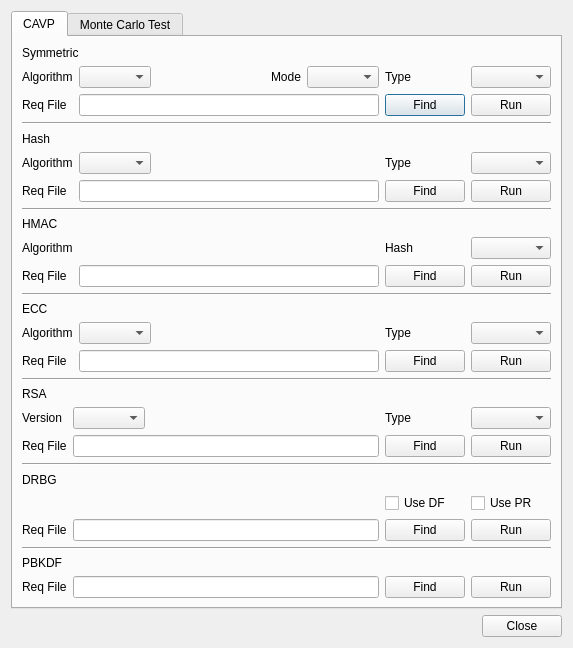
This is BerEditor/cavp_dlg.ui in jykim74/BerEditor as Qt 5 draws it before an edit. The edited form follows.
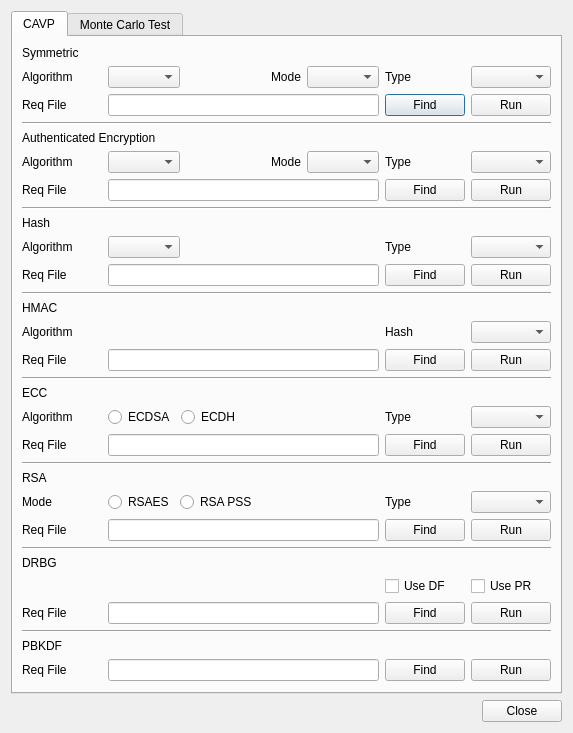
This is the edited form.

Commit message: CAVP 기능 작업

```diff
--- a/BerEditor/cavp_dlg.ui
+++ b/BerEditor/cavp_dlg.ui
@@ -7,7 +7,7 @@
     <x>0</x>
     <y>0</y>
     <width>573</width>
-    <height>640</height>
+    <height>715</height>
    </rect>
   </property>
   <property name="windowTitle">
@@ -42,6 +42,12 @@
          </item>
          <item row="0" column="0">
           <widget class="QLabel" name="label_2">
+           <property name="minimumSize">
+            <size>
+             <width>80</width>
+             <height>0</height>
+            </size>
+           </property>
            <property name="text">
             <string>Algorithm</string>
            </property>
@@ -109,6 +115,97 @@
          </property>
         </widget>
        </item>
+       <item>
+        <widget class="QLabel" name="label_44">
+         <property name="text">
+          <string>Authenticated Encryption</string>
+         </property>
+        </widget>
+       </item>
+       <item>
+        <layout class="QGridLayout" name="gridLayout_2">
+         <item row="0" column="6">
+          <widget class="QComboBox" name="mAETypeCombo"/>
+         </item>
+         <item row="0" column="3">
+          <widget class="QLabel" name="label_48">
+           <property name="text">
+            <string>Mode</string>
+           </property>
+          </widget>
+         </item>
+         <item row="1" column="6">
+          <widget class="QPushButton" name="mAERunBtn">
+           <property name="text">
+            <string>Run</string>
+           </property>
+          </widget>
+         </item>
+         <item row="0" column="1">
+          <widget class="QComboBox" name="mAEAlgCombo"/>
+         </item>
+         <item row="0" column="5">
+          <widget class="QLabel" name="label_46">
+           <property name="text">
+            <string>Type</string>
+           </property>
+          </widget>
+         </item>
+         <item row="0" column="2">
+          <spacer name="horizontalSpacer_12">
+           <property name="orientation">
+            <enum>Qt::Horizontal</enum>
+           </property>
+           <property name="sizeHint" stdset="0">
+            <size>
+             <width>40</width>
+             <height>20</height>
+            </size>
+           </property>
+          </spacer>
+         </item>
+         <item row="1" column="5">
+          <widget class="QPushButton" name="mAEFindBtn">
+           <property name="text">
+            <string>Find</string>
+           </property>
+          </widget>
+         </item>
+         <item row="1" column="0">
+          <widget class="QLabel" name="label_47">
+           <property name="text">
+            <string>Req File</string>
+           </property>
+          </widget>
+         </item>
+         <item row="0" column="0">
+          <widget class="QLabel" name="label_45">
+           <property name="minimumSize">
+            <size>
+             <width>80</width>
+             <height>0</height>
+            </size>
+           </property>
+           <property name="text">
+            <string>Algorithm</string>
+           </property>
+          </widget>
+         </item>
+         <item row="0" column="4">
+          <widget class="QComboBox" name="mAEModeCombo"/>
+         </item>
+         <item row="1" column="1" colspan="4">
+          <widget class="QLineEdit" name="mAEReqFileText"/>
+         </item>
+        </layout>
+       </item>
+       <item>
+        <widget class="Line" name="line_9">
+         <property name="orientation">
+          <enum>Qt::Horizontal</enum>
+         </property>
+        </widget>
+       </item>
        <item>
         <widget class="QLabel" name="label_6">
          <property name="text">
@@ -123,6 +220,12 @@
          </item>
          <item row="0" column="0">
           <widget class="QLabel" name="label_7">
+           <property name="minimumSize">
+            <size>
+             <width>80</width>
+             <height>0</height>
+            </size>
+           </property>
            <property name="text">
             <string>Algorithm</string>
            </property>
@@ -195,6 +298,12 @@
         <layout class="QGridLayout" name="gridLayout_5">
          <item row="0" column="0">
           <widget class="QLabel" name="label_11">
+           <property name="minimumSize">
+            <size>
+             <width>80</width>
+             <height>0</height>
+            </size>
+           </property>
            <property name="text">
             <string>Algorithm</string>
            </property>
@@ -265,39 +374,6 @@
        </item>
        <item>
         <layout class="QGridLayout" name="gridLayout_6">
-         <item row="0" column="1">
-          <widget class="QComboBox" name="mECCAlgCombo"/>
-         </item>
-         <item row="0" column="3">
-          <widget class="QLabel" name="label_16">
-           <property name="text">
-            <string>Type</string>
-           </property>
-          </widget>
-         </item>
-         <item row="0" column="2">
-          <spacer name="horizontalSpacer_4">
-           <property name="orientation">
-            <enum>Qt::Horizontal</enum>
-           </property>
-           <property name="sizeHint" stdset="0">
-            <size>
-             <width>40</width>
-             <height>20</height>
-            </size>
-           </property>
-          </spacer>
-         </item>
-         <item row="0" column="0">
-          <widget class="QLabel" name="label_15">
-           <property name="text">
-            <string>Algorithm</string>
-           </property>
-          </widget>
-         </item>
-         <item row="0" column="4">
-          <widget class="QComboBox" name="mECCTypeCombo"/>
-         </item>
          <item row="1" column="0">
           <widget class="QLabel" name="label_17">
            <property name="text">
@@ -305,23 +381,73 @@
            </property>
           </widget>
          </item>
-         <item row="1" column="3">
+         <item row="1" column="4">
           <widget class="QPushButton" name="mECCFindBtn">
            <property name="text">
             <string>Find</string>
            </property>
           </widget>
          </item>
-         <item row="1" column="4">
-          <widget class="QPushButton" name="mECCRunBtn">
-           <property name="text">
-            <string>Run</string>
-           </property>
-          </widget>
+         <item row="0" column="5">
+          <widget class="QComboBox" name="mECCTypeCombo"/>
          </item>
-         <item row="1" column="1" colspan="2">
+         <item row="1" column="1" colspan="3">
           <widget class="QLineEdit" name="mECCReqFileText"/>
          </item>
+         <item row="0" column="1">
+          <widget class="QRadioButton" name="mECC_ECDSARadio">
+           <property name="text">
+            <string>ECDSA</string>
+           </property>
+          </widget>
+         </item>
+         <item row="0" column="3">
+          <spacer name="horizontalSpacer_4">
+           <property name="orientation">
+            <enum>Qt::Horizontal</enum>
+           </property>
+           <property name="sizeHint" stdset="0">
+            <size>
+             <width>40</width>
+             <height>20</height>
+            </size>
+           </property>
+          </spacer>
+         </item>
+         <item row="0" column="0">
+          <widget class="QLabel" name="label_15">
+           <property name="minimumSize">
+            <size>
+             <width>80</width>
+             <height>0</height>
+            </size>
+           </property>
+           <property name="text">
+            <string>Algorithm</string>
+           </property>
+          </widget>
+         </item>
+         <item row="0" column="4">
+          <widget class="QLabel" name="label_16">
+           <property name="text">
+            <string>Type</string>
+           </property>
+          </widget>
+         </item>
+         <item row="1" column="5">
+          <widget class="QPushButton" name="mECCRunBtn">
+           <property name="text">
+            <string>Run</string>
+           </property>
+          </widget>
+         </item>
+         <item row="0" column="2">
+          <widget class="QRadioButton" name="mECC_ECDHRadio">
+           <property name="text">
+            <string>ECDH</string>
+           </property>
+          </widget>
+         </item>
         </layout>
        </item>
        <item>
@@ -340,39 +466,59 @@
        </item>
        <item>
         <layout class="QGridLayout" name="gridLayout_7">
+         <item row="1" column="5">
+          <widget class="QPushButton" name="mRSARunBtn">
+           <property name="text">
+            <string>Run</string>
+           </property>
+          </widget>
+         </item>
          <item row="0" column="1">
-          <widget class="QComboBox" name="mRSAVersionCombo"/>
-         </item>
-         <item row="0" column="2">
-          <spacer name="horizontalSpacer_5">
-           <property name="orientation">
-            <enum>Qt::Horizontal</enum>
+          <widget class="QRadioButton" name="mRSA_ESRadio">
+           <property name="text">
+            <string>RSAES</string>
            </property>
-           <property name="sizeHint" stdset="0">
-            <size>
-             <width>40</width>
-             <height>20</height>
-            </size>
-           </property>
-          </spacer>
+          </widget>
          </item>
-         <item row="0" column="3">
+         <item row="0" column="4">
           <widget class="QLabel" name="label_20">
            <property name="text">
             <string>Type</string>
            </property>
           </widget>
          </item>
-         <item row="0" column="4">
-          <widget class="QComboBox" name="mRSATypeCombo"/>
-         </item>
          <item row="0" column="0">
           <widget class="QLabel" name="label_19">
+           <property name="minimumSize">
+            <size>
+             <width>80</width>
+             <height>0</height>
+            </size>
+           </property>
            <property name="text">
-            <string>Version</string>
+            <string>Mode</string>
            </property>
           </widget>
          </item>
+         <item row="0" column="3">
+          <spacer name="horizontalSpacer_5">
+           <property name="orientation">
+            <enum>Qt::Horizontal</enum>
+           </property>
+           <property name="sizeHint" stdset="0">
+            <size>
+             <width>40</width>
+             <height>20</height>
+            </size>
+           </property>
+          </spacer>
+         </item>
+         <item row="1" column="1" colspan="3">
+          <widget class="QLineEdit" name="mRSAReqFileText"/>
+         </item>
+         <item row="0" column="5">
+          <widget class="QComboBox" name="mRSATypeCombo"/>
+         </item>
          <item row="1" column="0">
           <widget class="QLabel" name="label_21">
            <property name="text">
@@ -380,23 +526,20 @@
            </property>
           </widget>
          </item>
-         <item row="1" column="3">
+         <item row="1" column="4">
           <widget class="QPushButton" name="mRSAFindBtn">
            <property name="text">
             <string>Find</string>
            </property>
           </widget>
          </item>
-         <item row="1" column="4">
-          <widget class="QPushButton" name="mRSARunBtn">
+         <item row="0" column="2">
+          <widget class="QRadioButton" name="mRSA_PSSRadio">
            <property name="text">
-            <string>Run</string>
+            <string>RSA PSS</string>
            </property>
           </widget>
          </item>
-         <item row="1" column="1" colspan="2">
-          <widget class="QLineEdit" name="mRSAReqFileText"/>
-         </item>
         </layout>
        </item>
        <item>
@@ -417,6 +560,12 @@
         <layout class="QGridLayout" name="gridLayout_8">
          <item row="1" column="0">
           <widget class="QLabel" name="label_23">
+           <property name="minimumSize">
+            <size>
+             <width>80</width>
+             <height>0</height>
+            </size>
+           </property>
            <property name="text">
             <string>Req File</string>
            </property>
@@ -496,6 +645,12 @@
          </item>
          <item row="0" column="0">
           <widget class="QLabel" name="label_25">
+           <property name="minimumSize">
+            <size>
+             <width>80</width>
+             <height>0</height>
+            </size>
+           </property>
            <property name="text">
             <string>Req File</string>
            </property>
@@ -513,6 +668,19 @@
          </item>
         </layout>
        </item>
+       <item>
+        <spacer name="verticalSpacer_2">
+         <property name="orientation">
+          <enum>Qt::Vertical</enum>
+         </property>
+         <property name="sizeHint" stdset="0">
+          <size>
+           <width>20</width>
+           <height>40</height>
+          </size>
+         </property>
+        </spacer>
+       </item>
       </layout>
      </widget>
      <widget class="QWidget" name="tab_2">
```
Left out of the diff: 2 changed lines with no effect on the pictures. The commit also changes 7 other files.
